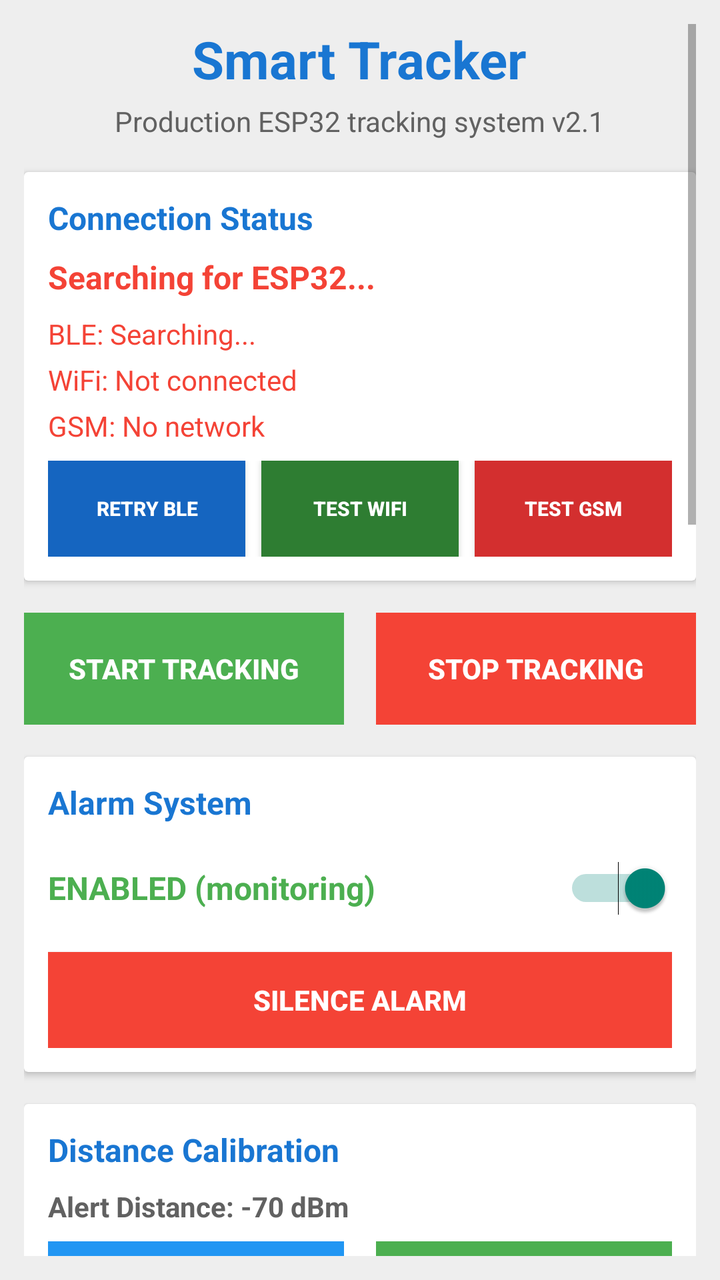
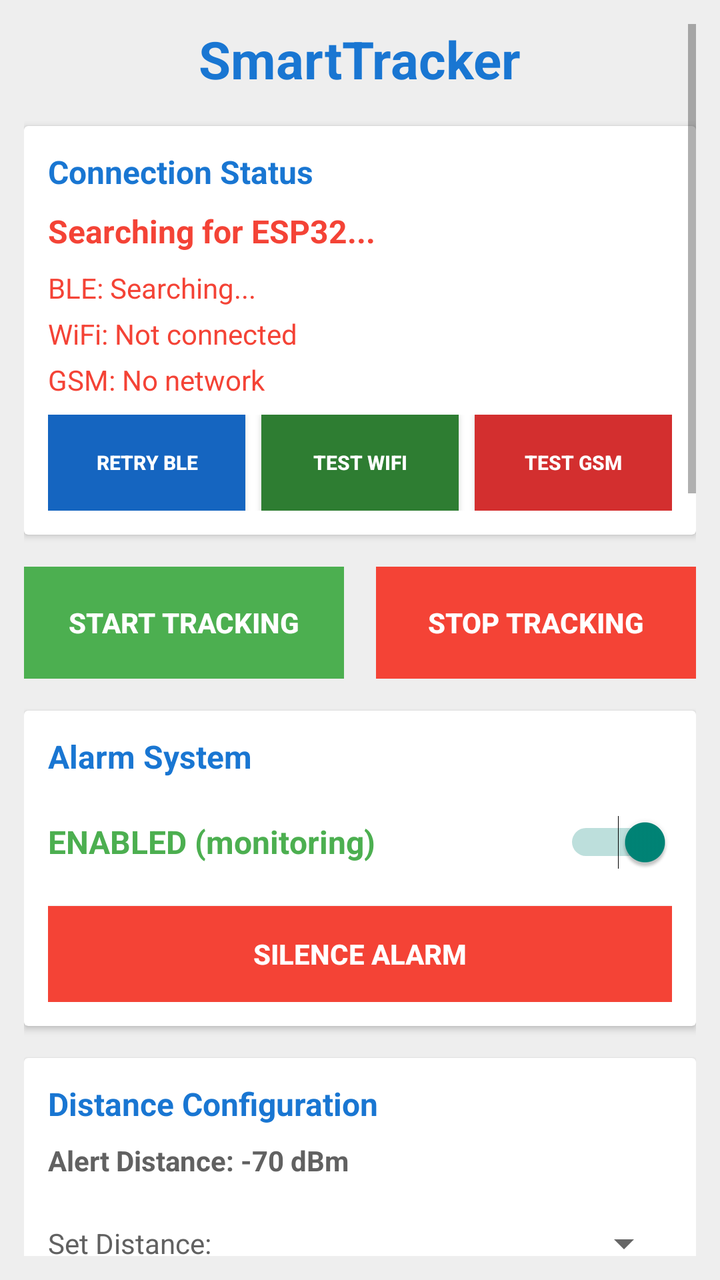

Screens rendered from an Android XML layout before and after an edit, with the pre-edit source and the edit as a unified diff.
<!-- AndroidManifest.xml: activity theme Theme.AppCompat.Light.DarkActionBar -->
<!-- res/layout/activity_main.xml -->
<?xml version="1.0" encoding="utf-8"?>
<ScrollView xmlns:android="http://schemas.android.com/apk/res/android"
    xmlns:app="http://schemas.android.com/apk/res-auto"
    android:layout_width="match_parent"
    android:layout_height="match_parent"
    android:padding="12dp"
    android:background="@color/gray_200">

    <LinearLayout
        android:layout_width="match_parent"
        android:layout_height="wrap_content"
        android:orientation="vertical"
        android:gravity="center_horizontal">

        
        <TextView
            android:layout_width="wrap_content"
            android:layout_height="wrap_content"
            android:text="Smart Tracker"
            android:textSize="26sp"
            android:textStyle="bold"
            android:textColor="@color/blue_700"
            android:layout_marginBottom="4dp" />

        <TextView
            android:layout_width="wrap_content"
            android:layout_height="wrap_content"
            android:text="Production ESP32 tracking system v2.1"
            android:textSize="14sp"
            android:textColor="@color/gray_700"
            android:layout_marginBottom="16dp"
            android:gravity="center" />

        
        <androidx.cardview.widget.CardView
            android:layout_width="match_parent"
            android:layout_height="wrap_content"
            android:layout_marginBottom="16dp"
            android:elevation="4dp"
            android:radius="8dp">

            <LinearLayout
                android:layout_width="match_parent"
                android:layout_height="wrap_content"
                android:orientation="vertical"
                android:padding="12dp">

                <TextView
                    android:layout_width="wrap_content"
                    android:layout_height="wrap_content"
                    android:text="Connection Status"
                    android:textSize="16sp"
                    android:textStyle="bold"
                    android:textColor="@color/blue_700"
                    android:layout_marginBottom="8dp" />

                
                <TextView
                    android:id="@+id/connectionStatusCard"
                    android:layout_width="match_parent"
                    android:layout_height="wrap_content"
                    android:text="Searching for ESP32..."
                    android:textSize="16sp"
                    android:textStyle="bold"
                    android:textColor="@color/red_500"
                    android:layout_marginBottom="8dp" />

                
                <TextView
                    android:id="@+id/bleStatusText"
                    android:layout_width="match_parent"
                    android:layout_height="wrap_content"
                    android:text="BLE: Searching..."
                    android:textSize="14sp"
                    android:textColor="@color/red_500"
                    android:layout_marginBottom="4dp" />

                <TextView
                    android:id="@+id/wifiStatusText"
                    android:layout_width="match_parent"
                    android:layout_height="wrap_content"
                    android:text="WiFi: Not connected"
                    android:textSize="14sp"
                    android:textColor="@color/red_500"
                    android:layout_marginBottom="4dp" />

                <TextView
                    android:id="@+id/gsmStatusText"
                    android:layout_width="match_parent"
                    android:layout_height="wrap_content"
                    android:text="GSM: No network"
                    android:textSize="14sp"
                    android:textColor="@color/red_500"
                    android:layout_marginBottom="8dp" />

                
                <LinearLayout
                    android:layout_width="match_parent"
                    android:layout_height="wrap_content"
                    android:orientation="horizontal">

                    <Button
                        android:id="@+id/retryBleButton"
                        android:layout_width="0dp"
                        android:layout_height="48dp"
                        android:layout_weight="1"
                        android:text="RETRY BLE"
                        android:textSize="10sp"
                        android:textStyle="bold"
                        android:textColor="@color/white"
                        android:background="@color/blue_600"
                        android:layout_marginEnd="4dp" />

                    <Button
                        android:id="@+id/retryWifiButton"
                        android:layout_width="0dp"
                        android:layout_height="48dp"
                        android:layout_weight="1"
                        android:text="TEST WiFi"
                        android:textSize="10sp"
                        android:textStyle="bold"
                        android:textColor="@color/white"
                        android:background="@color/dark_green"
                        android:layout_marginStart="4dp"
                        android:layout_marginEnd="4dp" />

                    <Button
                        android:id="@+id/retryGsmButton"
                        android:layout_width="0dp"
                        android:layout_height="48dp"
                        android:layout_weight="1"
                        android:text="TEST GSM"
                        android:textSize="10sp"
                        android:textStyle="bold"
                        android:textColor="@color/white"
                        android:background="@color/red_600"
                        android:layout_marginStart="4dp" />

                </LinearLayout>

            </LinearLayout>

        </androidx.cardview.widget.CardView>

        
        <LinearLayout
            android:layout_width="match_parent"
            android:layout_height="wrap_content"
            android:orientation="horizontal"
            android:layout_marginBottom="16dp">

            <Button
                android:id="@+id/startButton"
                android:layout_width="0dp"
                android:layout_height="56dp"
                android:layout_weight="1"
                android:text="START TRACKING"
                android:textSize="14sp"
                android:textStyle="bold"
                android:textColor="@color/white"
                android:background="@color/green_500"
                android:layout_marginEnd="8dp"
                android:enabled="false" />

            <Button
                android:id="@+id/stopButton"
                android:layout_width="0dp"
                android:layout_height="56dp"
                android:layout_weight="1"
                android:text="STOP TRACKING"
                android:textSize="14sp"
                android:textStyle="bold"
                android:textColor="@color/white"
                android:background="@color/red_500"
                android:layout_marginStart="8dp"
                android:enabled="false" />

        </LinearLayout>

        
        <androidx.cardview.widget.CardView
            android:layout_width="match_parent"
            android:layout_height="wrap_content"
            android:layout_marginBottom="16dp"
            android:elevation="4dp"
            android:radius="8dp">

            <LinearLayout
                android:layout_width="match_parent"
                android:layout_height="wrap_content"
                android:orientation="vertical"
                android:padding="12dp">

                <TextView
                    android:layout_width="wrap_content"
                    android:layout_height="wrap_content"
                    android:text="Alarm System"
                    android:textSize="16sp"
                    android:textStyle="bold"
                    android:textColor="@color/blue_700"
                    android:layout_marginBottom="8dp" />

                <LinearLayout
                    android:layout_width="match_parent"
                    android:layout_height="wrap_content"
                    android:orientation="horizontal"
                    android:gravity="center_vertical"
                    android:layout_marginBottom="8dp">

                    <TextView
                        android:id="@+id/alarmStatusText"
                        android:layout_width="0dp"
                        android:layout_height="wrap_content"
                        android:layout_weight="1"
                        android:text="ENABLED (monitoring)"
                        android:textSize="16sp"
                        android:textColor="@color/green_500"
                        android:textStyle="bold" />

                    <Switch
                        android:id="@+id/alarmSwitch"
                        android:layout_width="wrap_content"
                        android:layout_height="wrap_content"
                        android:checked="true"
                        android:minWidth="48dp"
                        android:minHeight="48dp" />

                </LinearLayout>

                <Button
                    android:id="@+id/silenceButton"
                    android:layout_width="match_parent"
                    android:layout_height="48dp"
                    android:text="SILENCE ALARM"
                    android:textSize="14sp"
                    android:textStyle="bold"
                    android:textColor="@color/white"
                    android:background="@color/red_500"
                    android:enabled="true" />

            </LinearLayout>

        </androidx.cardview.widget.CardView>

        
        <androidx.cardview.widget.CardView
            android:layout_width="match_parent"
            android:layout_height="wrap_content"
            android:layout_marginBottom="16dp"
            android:elevation="4dp"
            android:radius="8dp">

            <LinearLayout
                android:layout_width="match_parent"
                android:layout_height="wrap_content"
                android:orientation="vertical"
                android:padding="12dp">

                <TextView
                    android:layout_width="wrap_content"
                    android:layout_height="wrap_content"
                    android:text="Distance Calibration"
                    android:textSize="16sp"
                    android:textStyle="bold"
                    android:textColor="@color/blue_700"
                    android:layout_marginBottom="8dp" />

                <TextView
                    android:id="@+id/rssiTestText"
                    android:layout_width="match_parent"
                    android:layout_height="wrap_content"
                    android:text="Alert Distance: -70 dBm"
                    android:textSize="14sp"
                    android:textColor="@color/gray_700"
                    android:textStyle="bold"
                    android:layout_marginBottom="8dp" />

                <LinearLayout
                    android:layout_width="match_parent"
                    android:layout_height="wrap_content"
                    android:orientation="horizontal">

                    <Button
                        android:id="@+id/rssiTestButton"
                        android:layout_width="0dp"
                        android:layout_height="48dp"
                        android:layout_weight="1"
                        android:text="START DISTANCE TEST"
                        android:textSize="11sp"
                        android:textStyle="bold"
                        android:textColor="@color/white"
                        android:background="@color/blue_500"
                        android:layout_marginEnd="8dp"
                        android:enabled="false" />

                    <Button
                        android:id="@+id/setThresholdButton"
                        android:layout_width="0dp"
                        android:layout_height="48dp"
                        android:layout_weight="1"
                        android:text="SET CURRENT"
                        android:textSize="11sp"
                        android:textStyle="bold"
                        android:textColor="@color/white"
                        android:background="@color/green_500"
                        android:layout_marginStart="8dp"
                        android:enabled="false" />

                </LinearLayout>

            </LinearLayout>

        </androidx.cardview.widget.CardView>

        
        <androidx.cardview.widget.CardView
            android:layout_width="match_parent"
            android:layout_height="wrap_content"
            android:layout_marginBottom="16dp"
            android:elevation="4dp"
            android:radius="8dp">

            <LinearLayout
                android:layout_width="match_parent"
                android:layout_height="wrap_content"
                android:orientation="vertical"
                android:padding="12dp">

                <TextView
                    android:layout_width="wrap_content"
                    android:layout_height="wrap_content"
                    android:text="System Status"
                    android:textSize="16sp"
                    android:textStyle="bold"
                    android:textColor="@color/blue_700"
                    android:layout_marginBottom="8dp" />

                <TextView
                    android:id="@+id/statusText"
                    android:layout_width="match_parent"
                    android:layout_height="wrap_content"
                    android:text="Status: Initializing..."
                    android:textSize="14sp"
                    android:textColor="@color/gray_700"
                    android:layout_marginBottom="4dp" />

                <TextView
                    android:id="@+id/gpsStatusText"
                    android:layout_width="match_parent"
                    android:layout_height="wrap_content"
                    android:text="GPS: Not available"
                    android:textSize="14sp"
                    android:textColor="@color/gray_500" />

            </LinearLayout>

        </androidx.cardview.widget.CardView>

        
        <androidx.cardview.widget.CardView
            android:layout_width="match_parent"
            android:layout_height="wrap_content"
            android:layout_marginBottom="16dp"
            android:elevation="4dp"
            android:radius="8dp">

            <LinearLayout
                android:layout_width="match_parent"
                android:layout_height="wrap_content"
                android:orientation="vertical"
                android:padding="12dp">

                <LinearLayout
                    android:layout_width="match_parent"
                    android:layout_height="wrap_content"
                    android:orientation="horizontal"
                    android:layout_marginBottom="8dp">

                    <TextView
                        android:layout_width="0dp"
                        android:layout_height="wrap_content"
                        android:layout_weight="1"
                        android:text="Debug Console"
                        android:textSize="16sp"
                        android:textStyle="bold"
                        android:textColor="@color/blue_700" />

                    <Button
                        android:id="@+id/clearLogButton"
                        android:layout_width="wrap_content"
                        android:layout_height="28dp"
                        android:text="CLEAR"
                        android:textSize="10sp"
                        android:textStyle="bold"
                        android:textColor="@color/white"
                        android:background="@color/gray_500"
                        android:minHeight="0dp"
                        android:minWidth="0dp"
                        android:paddingLeft="12dp"
                        android:paddingRight="12dp" />

                </LinearLayout>

                <ScrollView
                    android:id="@+id/debugScrollView"
                    android:layout_width="match_parent"
                    android:layout_height="400dp"
                    android:background="#FF1E1E1E"
                    android:scrollbars="vertical"
                    android:fadeScrollbars="false">

                    <TextView
                        android:id="@+id/debugLogText"
                        android:layout_width="match_parent"
                        android:layout_height="wrap_content"
                        android:text=""
                        android:textSize="11sp"
                        android:textColor="#FF00FF00"
                        android:fontFamily="monospace"
                        android:padding="8dp"
                        android:gravity="top"
                        android:textIsSelectable="false" />

                </ScrollView>

                <TextView
                    android:layout_width="match_parent"
                    android:layout_height="wrap_content"
                    android:text="LATEST MESSAGES AT TOP | Last 25 messages | Real data only | Toast notifications enabled"
                    android:textSize="10sp"
                    android:textColor="@color/gray_500"
                    android:layout_marginTop="4dp"
                    android:fontStyle="italic"
                    android:gravity="center" />

            </LinearLayout>

        </androidx.cardview.widget.CardView>

        
        <androidx.cardview.widget.CardView
            android:layout_width="match_parent"
            android:layout_height="wrap_content"
            android:layout_marginBottom="16dp"
            android:elevation="4dp"
            android:radius="8dp">

            <LinearLayout
                android:layout_width="match_parent"
                android:layout_height="wrap_content"
                android:orientation="vertical"
                android:padding="12dp">

                <TextView
                    android:layout_width="wrap_content"
                    android:layout_height="wrap_content"
                    android:text="Usage Guide - v2.1 FIXES"
                    android:textSize="16sp"
                    android:textStyle="bold"
                    android:textColor="@color/blue_700"
                    android:layout_marginBottom="8dp" />

                <TextView
                    android:layout_width="match_parent"
                    android:layout_height="wrap_content"
                    android:text="FIXES:\n• SMS delivery improved\n• Silence alarm works via BLE/WiFi/SMS\n• WiFi available → REQUEST SMS button\n• Smart alert logic (no SMS if BLE/WiFi available)\n• Popup notifications for all actions\n• RSSI threshold sync with ESP32\n• Better connection management"
                    android:textSize="13sp"
                    android:textColor="@color/gray_700"
                    android:lineSpacingExtra="2dp" />

            </LinearLayout>

        </androidx.cardview.widget.CardView>

        
        <TextView
            android:layout_width="wrap_content"
            android:layout_height="wrap_content"
            android:text="Smart Tracker v2.1 - Production Build + FIXES"
            android:textSize="12sp"
            android:textColor="@color/gray_500"
            android:layout_marginBottom="4dp" />

        <TextView
            android:layout_width="wrap_content"
            android:layout_height="wrap_content"
            android:text="Real hardware • Live GPS • Fixed SMS alerts • Smart notifications"
            android:textSize="11sp"
            android:textColor="@color/gray_500"
            android:gravity="center"
            android:layout_marginBottom="16dp" />

    </LinearLayout>

</ScrollView>
<!-- resources referenced by this layout -->
<resources>
  <color name="blue_500">#FF2196F3</color>
  <color name="blue_600">#1565C0</color>
  <color name="blue_700">#FF1976D2</color>
  <color name="dark_green">#2E7D32</color>
  <color name="gray_200">#FFEEEEEE</color>
  <color name="gray_500">#FF9E9E9E</color>
  <color name="gray_700">#FF616161</color>
  <color name="green_500">#FF4CAF50</color>
  <color name="red_500">#FFF44336</color>
  <color name="red_600">#D32F2F</color>
  <color name="white">#FFFFFFFF</color>
</resources>

<!-- the commit's change to res/layout/activity_main.xml (unified diff, before → after) -->
@@ -1,6 +1,5 @@
 <?xml version="1.0" encoding="utf-8"?>
 <ScrollView xmlns:android="http://schemas.android.com/apk/res/android"
-    xmlns:app="http://schemas.android.com/apk/res-auto"
     android:layout_width="match_parent"
     android:layout_height="match_parent"
     android:padding="12dp"
@@ -16,20 +15,11 @@
         <TextView
             android:layout_width="wrap_content"
             android:layout_height="wrap_content"
-            android:text="Smart Tracker"
+            android:text="SmartTracker"
             android:textSize="26sp"
             android:textStyle="bold"
             android:textColor="@color/blue_700"
-            android:layout_marginBottom="4dp" />
-
-        <TextView
-            android:layout_width="wrap_content"
-            android:layout_height="wrap_content"
-            android:text="Production ESP32 tracking system v2.1"
-            android:textSize="14sp"
-            android:textColor="@color/gray_700"
-            android:layout_marginBottom="16dp"
-            android:gravity="center" />
+            android:layout_marginBottom="16dp" />
 
         
         <androidx.cardview.widget.CardView
@@ -259,7 +249,7 @@
                 <TextView
                     android:layout_width="wrap_content"
                     android:layout_height="wrap_content"
-                    android:text="Distance Calibration"
+                    android:text="Distance Configuration"
                     android:textSize="16sp"
                     android:textStyle="bold"
                     android:textColor="@color/blue_700"
@@ -275,6 +265,32 @@
                     android:textStyle="bold"
                     android:layout_marginBottom="8dp" />
 
+                
+                <LinearLayout
+                    android:layout_width="match_parent"
+                    android:layout_height="wrap_content"
+                    android:orientation="horizontal"
+                    android:gravity="center_vertical"
+                    android:layout_marginBottom="8dp">
+
+                    <TextView
+                        android:layout_width="wrap_content"
+                        android:layout_height="wrap_content"
+                        android:text="Set Distance:"
+                        android:textSize="14sp"
+                        android:textColor="@color/gray_700"
+                        android:layout_marginEnd="8dp" />
+
+                    <Spinner
+                        android:id="@+id/thresholdSpinner"
+                        android:layout_width="0dp"
+                        android:layout_height="wrap_content"
+                        android:layout_weight="1"
+                        android:minHeight="48dp" />
+
+                </LinearLayout>
+
+                
                 <LinearLayout
                     android:layout_width="match_parent"
                     android:layout_height="wrap_content"
@@ -329,6 +345,53 @@
                 <TextView
                     android:layout_width="wrap_content"
                     android:layout_height="wrap_content"
+                    android:text="GPS Location"
+                    android:textSize="16sp"
+                    android:textStyle="bold"
+                    android:textColor="@color/blue_700"
+                    android:layout_marginBottom="8dp" />
+
+                <TextView
+                    android:id="@+id/gpsStatusText"
+                    android:layout_width="match_parent"
+                    android:layout_height="wrap_content"
+                    android:text="GPS: Not available"
+                    android:textSize="14sp"
+                    android:textColor="@color/gray_500"
+                    android:layout_marginBottom="8dp" />
+
+                <Button
+                    android:id="@+id/requestGpsButton"
+                    android:layout_width="match_parent"
+                    android:layout_height="48dp"
+                    android:text="REQUEST GPS LOCATION"
+                    android:textSize="14sp"
+                    android:textStyle="bold"
+                    android:textColor="@color/white"
+                    android:background="@color/blue_600"
+                    android:enabled="false" />
+
+            </LinearLayout>
+
+        </androidx.cardview.widget.CardView>
+
+        
+        <androidx.cardview.widget.CardView
+            android:layout_width="match_parent"
+            android:layout_height="wrap_content"
+            android:layout_marginBottom="16dp"
+            android:elevation="4dp"
+            android:radius="8dp">
+
+            <LinearLayout
+                android:layout_width="match_parent"
+                android:layout_height="wrap_content"
+                android:orientation="vertical"
+                android:padding="12dp">
+
+                <TextView
+                    android:layout_width="wrap_content"
+                    android:layout_height="wrap_content"
                     android:text="System Status"
                     android:textSize="16sp"
                     android:textStyle="bold"
@@ -341,16 +404,7 @@
                     android:layout_height="wrap_content"
                     android:text="Status: Initializing..."
                     android:textSize="14sp"
-                    android:textColor="@color/gray_700"
-                    android:layout_marginBottom="4dp" />
-
-                <TextView
-                    android:id="@+id/gpsStatusText"
-                    android:layout_width="match_parent"
-                    android:layout_height="wrap_content"
-                    android:text="GPS: Not available"
-                    android:textSize="14sp"
-                    android:textColor="@color/gray_500" />
+                    android:textColor="@color/gray_700" />
 
             </LinearLayout>
 
@@ -426,7 +480,7 @@
                 <TextView
                     android:layout_width="match_parent"
                     android:layout_height="wrap_content"
-                    android:text="LATEST MESSAGES AT TOP | Last 25 messages | Real data only | Toast notifications enabled"
+                    android:text="LATEST MESSAGES AT TOP | Last 25 messages | Real data only"
                     android:textSize="10sp"
                     android:textColor="@color/gray_500"
                     android:layout_marginTop="4dp"
@@ -454,7 +508,7 @@
                 <TextView
                     android:layout_width="wrap_content"
                     android:layout_height="wrap_content"
-                    android:text="Usage Guide - v2.1 FIXES"
+                    android:text="How to Use"
                     android:textSize="16sp"
                     android:textStyle="bold"
                     android:textColor="@color/blue_700"
@@ -463,7 +517,7 @@
                 <TextView
                     android:layout_width="match_parent"
                     android:layout_height="wrap_content"
-                    android:text="FIXES:\n• SMS delivery improved\n• Silence alarm works via BLE/WiFi/SMS\n• WiFi available → REQUEST SMS button\n• Smart alert logic (no SMS if BLE/WiFi available)\n• Popup notifications for all actions\n• RSSI threshold sync with ESP32\n• Better connection management"
+                    android:text="1. START TRACKING - Begin monitoring device distance\n2. Set alert distance using dropdown or distance test\n3. SILENCE ALARM - Stop buzzer for 5 minutes\n4. REQUEST GPS - Get current location\n5. Alarm controls buzzer only\n6. Notifications sent when tracking is active"
                     android:textSize="13sp"
                     android:textColor="@color/gray_700"
                     android:lineSpacingExtra="2dp" />
@@ -476,19 +530,11 @@
         <TextView
             android:layout_width="wrap_content"
             android:layout_height="wrap_content"
-            android:text="Smart Tracker v2.1 - Production Build + FIXES"
+            android:text="SmartTracker - Real hardware tracking system"
             android:textSize="12sp"
             android:textColor="@color/gray_500"
-            android:layout_marginBottom="4dp" />
-
-        <TextView
-            android:layout_width="wrap_content"
-            android:layout_height="wrap_content"
-            android:text="Real hardware • Live GPS • Fixed SMS alerts • Smart notifications"
-            android:textSize="11sp"
-            android:textColor="@color/gray_500"
-            android:gravity="center"
-            android:layout_marginBottom="16dp" />
+            android:layout_marginBottom="16dp"
+            android:gravity="center" />
 
     </LinearLayout>
 
